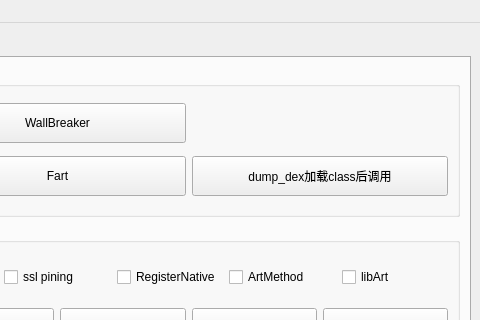
The window that ui/kmain.ui (dqzg12300/fridaUiTools) describes before a commit, drawn with Qt 5; both pictures show x 365 to 845 and y 0 to 320 of the 845 by 804 pixel window.
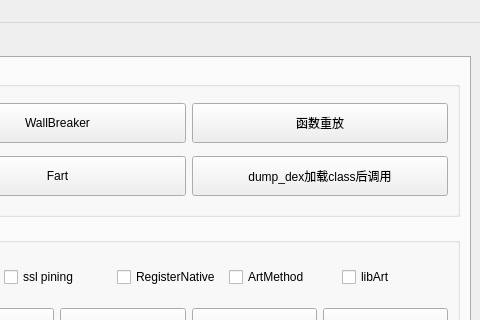
The same window after the commit.

Commit message: 添加函数重放，添加几个快捷功能

Patch:
```diff
--- a/ui/kmain.ui
+++ b/ui/kmain.ui
@@ -102,6 +102,19 @@
              </property>
             </widget>
            </item>
+           <item row="0" column="2">
+            <widget class="QPushButton" name="btnCallFunction">
+             <property name="minimumSize">
+              <size>
+               <width>0</width>
+               <height>40</height>
+              </size>
+             </property>
+             <property name="text">
+              <string>函数重放</string>
+             </property>
+            </widget>
+           </item>
           </layout>
          </widget>
         </item>
```
The commit also changes 13 other files.
